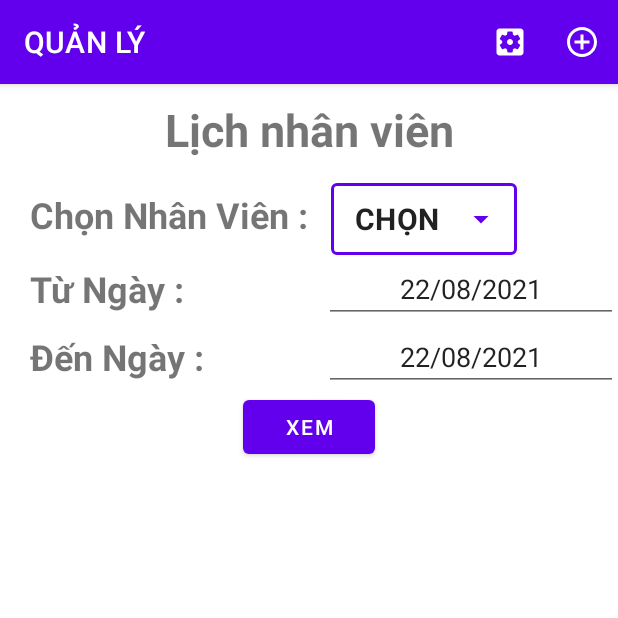
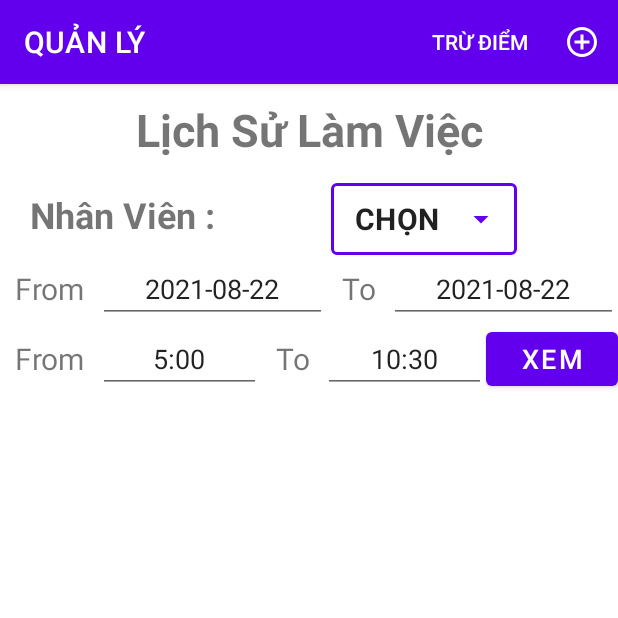
Before and after one commit to thierrytien6595/thierrytien6595, an Android app: the LichNVFragment screen opened directly, with no data from a screen before it, on a phone screen of 412 x 824 dp, the top half of it. Run offline under Robolectric (Android 15) with nearby library versions, the phone set to English and light mode, and no system bars; our stand-ins replace Volley.

Commit message:
Hoan thanh quan ly cham cong

```diff
--- a/app/src/main/java/com/example/myapplication/QUANLYNHANVIEN/LichNVFragment.kt
+++ b/app/src/main/java/com/example/myapplication/QUANLYNHANVIEN/LichNVFragment.kt
@@ -1,5 +1,4 @@
 package com.example.myapplication.QUANLYNHANVIEN
-import android.app.DatePickerDialog
 import android.os.Bundle
 import android.util.Log
 import androidx.fragment.app.Fragment
@@ -7,15 +6,15 @@ import android.view.LayoutInflater
 import android.view.View
 import android.view.ViewGroup
 import android.widget.*
-import androidx.core.util.Pair
-import androidx.fragment.app.FragmentActivity
-import androidx.fragment.app.FragmentManager
+import androidx.recyclerview.widget.LinearLayoutManager
 import com.example.myapplication.QUANLYHUYMON.APIService
 import com.example.myapplication.QUANLYHUYMON.ServiceGenerator
 import com.example.myapplication.R
 import com.google.android.material.datepicker.MaterialDatePicker
+import com.google.gson.Gson
 import kotlinx.android.synthetic.main.fragment_lich_n_v.*
 import kotlinx.android.synthetic.main.fragment_lich_n_v.view.*
+import kotlinx.android.synthetic.main.lich_item.*
 import retrofit2.Call
 import retrofit2.Callback
 import retrofit2.Response
@@ -26,15 +25,16 @@ class LichNVFragment : Fragment(){
     var options = arrayListOf<String>()
     var startdate:String = ""
     var enddate:String = ""
-    override fun onCreate(savedInstanceState: Bundle?) {
-        super.onCreate(savedInstanceState)
-    }
+    var starttime:String=""
+    var endtime:String=""
+    var diemtru = 0
+    var LSnhanvienList = mutableListOf<lichsunhanvienitem>()
     override fun onCreateView(
         inflater: LayoutInflater, container: ViewGroup?,
         savedInstanceState: Bundle?
     ): View? {
         val view =inflater.inflate(R.layout.fragment_lich_n_v, container, false)
-        view.btn_xem.setOnClickListener {
+        view.chondate.setOnClickListener {
             val dateRangePicker = MaterialDatePicker.Builder
                 .dateRangePicker()
                 .setTitleText("Chọn ngày")
@@ -49,37 +49,64 @@ class LichNVFragment : Fragment(){
         }
         initautocomlete(view)
         initdatepicker(view,view.startDate)
+        inittimepicker(view,view.startTime,"5:00")
         initdatepicker(view,view.endDate)
+        inittimepicker(view,view.endTime)
+        view.rev_lichsunhanvien.apply {
+            layoutManager = LinearLayoutManager(activity)
+            adapter = LichSuNVAdapter(LSnhanvienList)
+            }
+        click_btn_xem(view)
+        view.btn_xacnhan.setOnClickListener { click_btn_xacnhan(view) }
+        view.btn_xem.setOnClickListener { click_btn_xem(view) }
         return view
     }
 
+    private fun click_btn_xacnhan(view:View) {
+        if (LSnhanvienList.isNotEmpty()) {
+            val gson = Gson()
+            val data = gson.toJson(LSnhanvienList)
+            startdate=view.startDate.text.toString()
+            enddate = view.endDate.text.toString()
+            starttime = view.startTime.text.toString()
+            endtime = view.endTime.text.toString()
+            diemtru = view.edt_diemtru.text.toString().toInt()
+            val tennhanvien = view.autoCompletenhanvien.text.toString()
+            Log.e("TEST","?TENNV=$tennhanvien&startDate=$startdate&endDate=$enddate&startTime=$starttime&endTime=$endtime&diemtru=$diemtru&data=$data")
+            danhsachlichsunhanvien(view,tennhanvien,startdate,enddate,starttime,endtime,diemtru,data.toString())
+        }else{
+            Toast.makeText(activity, "Chưa có danh sách chọn nào!", Toast.LENGTH_SHORT).show()
+        }
+    }
+
+    private fun click_btn_xem(view: View) {
+        startdate=view.startDate.text.toString()
+        enddate = view.endDate.text.toString()
+        starttime = view.startTime.text.toString()
+        endtime = view.endTime.text.toString()
+        val tennhanvien = view.autoCompletenhanvien.text.toString()
+            danhsachlichsunhanvien(view,tennhanvien,startdate,enddate,starttime,endtime)
+    }
     private fun convertLongToTime(date:Long):String {
         val day = Date(date)
-        val format = SimpleDateFormat("dd/MM/yyyy",Locale.getDefault())
+        val format = SimpleDateFormat("yyyy-MM-dd",Locale.getDefault())
         return format.format(day)
     }
-
-
     private fun initdatepicker(view:View, datePicker: EditText) {
-        val formatter = SimpleDateFormat("dd/MM/yyyy")
+        val formatter = SimpleDateFormat("yyyy-MM-dd")
         var date:Date = Calendar.getInstance().time
         val today = formatter.format(date)
         datePicker?.setText(today)
-        val day = Calendar.getInstance()
-        val year = day.get(Calendar.YEAR)
-        val month = day.get(Calendar.MONTH)
-        val dayofmonth = day.get(Calendar.DAY_OF_MONTH)
-        val dpd=
-            activity?.let {
-                DatePickerDialog(it,DatePickerDialog.OnDateSetListener { view, year, month, dayOfMonth ->
-                    datePicker?.setText(""+dayOfMonth+"/"+month+"/"+year)
-                },year,month,dayofmonth)
-            }
-        datePicker?.setOnClickListener {
-            dpd?.show()
+    }
+    private fun inittimepicker(view:View, timePicker: EditText,time:String?="") {
+        timePicker?.setText(time)
+        if (time=="") {
+            val formatter = SimpleDateFormat("H:mm")
+            var date: Date = Calendar.getInstance().time
+            val today = formatter.format(date)
+            timePicker?.setText(today)
         }
     }
-
     private fun initautocomlete(view: View) {
         danhsach()
         val autocompletenhanvien= view?.findViewById<AutoCompleteTextView>(R.id.autoCompletenhanvien)
@@ -87,7 +114,6 @@ class LichNVFragment : Fragment(){
         autocompletenhanvien?.threshold=0
         autocompletenhanvien?.setAdapter(adapter)
     }
-
     private fun danhsach() {
         val serviceGenerator = ServiceGenerator.buildService(APIService::class.java)
         val call = serviceGenerator.danhsachnhanvien()
@@ -106,6 +132,40 @@ class LichNVFragment : Fragment(){
             }
         })
     }
+    private fun danhsachlichsunhanvien(
+        view: View,
+        TENNV: String,
+        startDate: String? = "",
+        endDate: String? = "",
+        startTime: String? = "",
+        endTime: String? = "",
+        diemtru:Int?=0,
+        data:String?=""
+    ) {
+        val serviceGenerator = ServiceGenerator.buildService(APIService::class.java)
+        val call = serviceGenerator.lichsunhanvien(TENNV,startDate,endDate,startTime,endTime,diemtru,data)
+        call.enqueue(object : Callback<MutableList<lichsunhanvienitem>> {
+            override fun onResponse(
+                call: Call<MutableList<lichsunhanvienitem>>,
+                response: Response<MutableList<lichsunhanvienitem>>
+            ) {
+                if (response.isSuccessful) {
+                    view.layout_trudiem.visibility = View.GONE
+                    updateList(response.body(),view)
+                }
+            }
+            override fun onFailure(call: Call<MutableList<lichsunhanvienitem>>, t: Throwable) {
+                t.printStackTrace()
+                Log.e("SANPHAM3", t.message.toString())
+            }
+        })
+    }
+
+    private fun updateList(body: MutableList<lichsunhanvienitem>?, view: View) {
+        LSnhanvienList.clear()
+        LSnhanvienList.addAll(body!!)
+        view.rev_lichsunhanvien.adapter?.notifyDataSetChanged()
+    }
 
     private fun updateDS(body: MutableList<danhsachmodel>?) {
         options.clear()
--- a/app/src/main/res/layout/fragment_lich_n_v.xml
+++ b/app/src/main/res/layout/fragment_lich_n_v.xml
@@ -12,7 +12,7 @@
         <TextView
             android:layout_width="match_parent"
             android:layout_height="wrap_content"
-            android:text="Lịch nhân viên"
+            android:text="Lịch Sử Làm Việc"
             android:gravity="center"
             android:textSize="30sp"
             android:textStyle="bold"
@@ -25,7 +25,7 @@
                 android:layout_width="0dp"
                 android:layout_weight="2"
                 android:layout_height="wrap_content"
-                android:text="Chọn Nhân Viên :"
+                android:text="Nhân Viên :"
                 android:layout_gravity="center"
                 android:textStyle="bold"
                 android:layout_marginLeft="20dp"
@@ -50,20 +50,31 @@
         </com.google.android.material.textfield.TextInputLayout>
         </LinearLayout>
         <LinearLayout
+            android:id="@+id/chondate"
+            android:onClick="onbtnClick"
             android:layout_width="match_parent"
             android:layout_height="wrap_content"
             android:orientation="horizontal">
             <TextView
+                android:layout_width="wrap_content"
+                android:layout_height="match_parent"
+                android:text="  From  "
+                android:gravity="center"
+                android:textSize="20sp"/>
+            <EditText
+                android:id="@+id/startDate"
+                android:gravity="center"
                 android:layout_width="0dp"
                 android:layout_weight="2"
-                android:layout_height="wrap_content"
-                android:text="Từ Ngày :"
-                android:layout_gravity="center"
-                android:textStyle="bold"
-                android:layout_marginLeft="20dp"
-                android:textSize="24sp"/>
+                android:layout_height="wrap_content"/>
+            <TextView
+                android:layout_width="wrap_content"
+                android:layout_height="match_parent"
+                android:text="  To  "
+                android:gravity="center"
+                android:textSize="20sp"/>
             <EditText
-                android:id="@+id/startDate"
+                android:id="@+id/endDate"
                 android:gravity="center"
                 android:layout_width="0dp"
                 android:layout_weight="2"
@@ -74,29 +85,62 @@
             android:layout_height="wrap_content"
             android:orientation="horizontal">
             <TextView
-                android:layout_width="0dp"
-                android:layout_weight="2"
-                android:layout_height="wrap_content"
-                android:text="Đến Ngày :"
-                android:layout_gravity="center"
-                android:textStyle="bold"
-                android:layout_marginLeft="20dp"
-                android:textSize="24sp"/>
+                android:layout_width="wrap_content"
+                android:layout_height="match_parent"
+                android:text="  From  "
+                android:gravity="center"
+                android:textSize="20sp"/>
             <EditText
-                android:id="@+id/endDate"
+                android:id="@+id/startTime"
                 android:gravity="center"
                 android:layout_width="0dp"
                 android:layout_weight="2"
                 android:layout_height="wrap_content"/>
+            <TextView
+                android:layout_width="wrap_content"
+                android:layout_height="match_parent"
+                android:text="  To  "
+                android:gravity="center"
+                android:textSize="20sp"/>
+            <EditText
+                android:id="@+id/endTime"
+                android:gravity="center"
+                android:layout_width="0dp"
+                android:layout_weight="2"
+                android:layout_height="wrap_content"/>
+            <Button
+                android:layout_width="wrap_content"
+                android:layout_height="wrap_content"
+                android:id="@+id/btn_xem"
+                android:text="XEM"
+                android:textSize="18sp"/>
         </LinearLayout>
-        <Button
-            android:id="@+id/btn_xem"
-            android:layout_width="wrap_content"
+        <LinearLayout
+            android:layout_width="match_parent"
             android:layout_height="wrap_content"
-            android:text="XEM"
-            android:onClick="onbtnClick"
-            android:layout_gravity="center"/>
+            android:id="@+id/layout_trudiem"
+            android:visibility="gone">
+            <EditText
+                android:id="@+id/edt_diemtru"
+                android:layout_width="0dp"
+                android:layout_height="wrap_content"
+                android:layout_weight="2"
+                android:gravity="center"/>
+            <TextView
+                android:layout_width="wrap_content"
+                android:layout_height="wrap_content"
+                android:text="(điểm)"
+                android:textSize="18sp"
+                android:layout_gravity="center"/>
+            <Button
+                android:id="@+id/btn_xacnhan"
+                android:layout_width="0dp"
+                android:layout_height="wrap_content"
+                android:layout_weight="1"
+                android:text="XÁC NHẬN"/>
+        </LinearLayout>
         <androidx.recyclerview.widget.RecyclerView
+            android:id="@+id/rev_lichsunhanvien"
             android:layout_width="match_parent"
             android:layout_height="wrap_content"
             tools:listitem="@layout/lich_item"/>
--- a/app/src/main/res/menu/menu_nhanvien.xml
+++ b/app/src/main/res/menu/menu_nhanvien.xml
@@ -3,9 +3,8 @@
     xmlns:tools="http://schemas.android.com/tools"
     tools:context="com.example.myapplication.MainActivity">
     <item
-        android:id="@+id/suanhanvien"
-        android:title="Sửa NV"
-        android:icon="@drawable/suanhanvien"
+        android:id="@+id/trudiem"
+        android:title="TRỪ ĐIỂM"
         app:showAsAction="always"/>
     <item
         android:id="@+id/themnhanvien"
```
Also changed, not shown: app/src/main/java/com/example/myapplication/QUANLYHUYMON/APIService.kt (+10 -0 lines), app/src/main/java/com/example/myapplication/QUANLYNHANVIEN/LichSuNVAdapter.kt (added, +40 -0 lines), app/src/main/java/com/example/myapplication/QUANLYNHANVIEN/NHANVIEN.kt (+5 -3 lines), app/src/main/java/com/example/myapplication/QUANLYNHANVIEN/lichsunhanvienitem.kt (added, +18 -0 lines), app/src/main/res/layout/lich_item.xml (+12 -4 lines).
